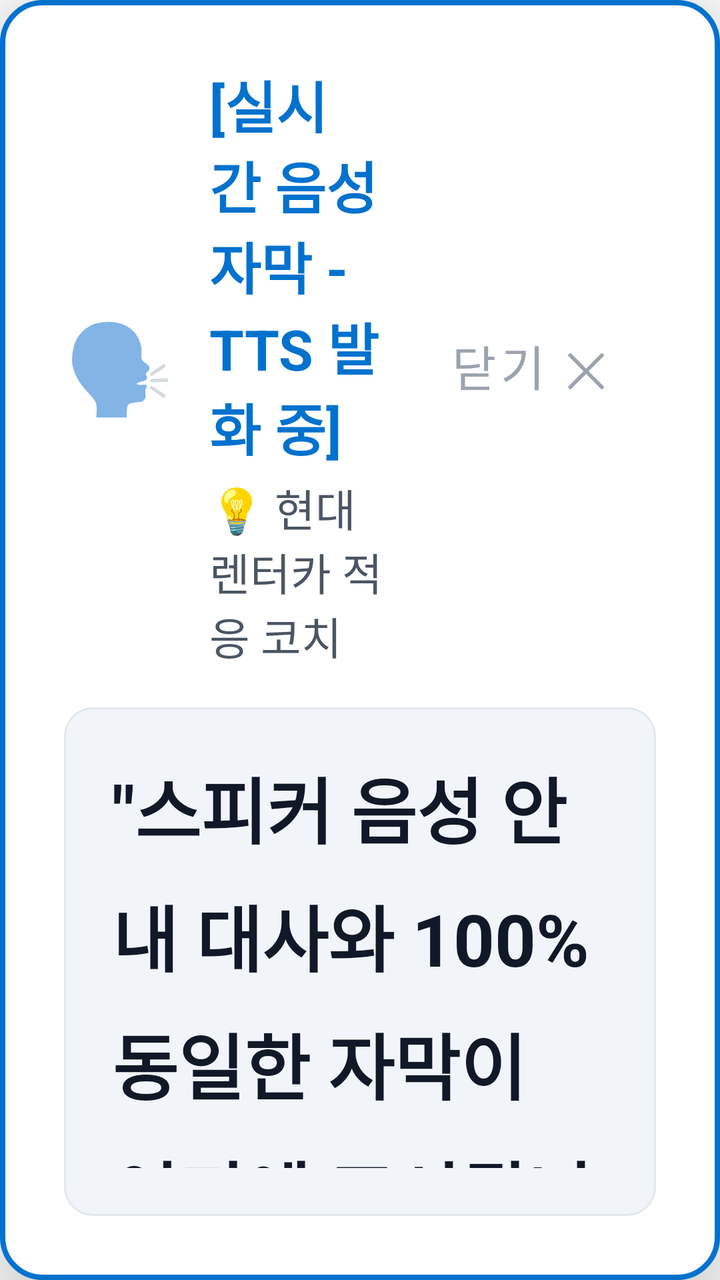
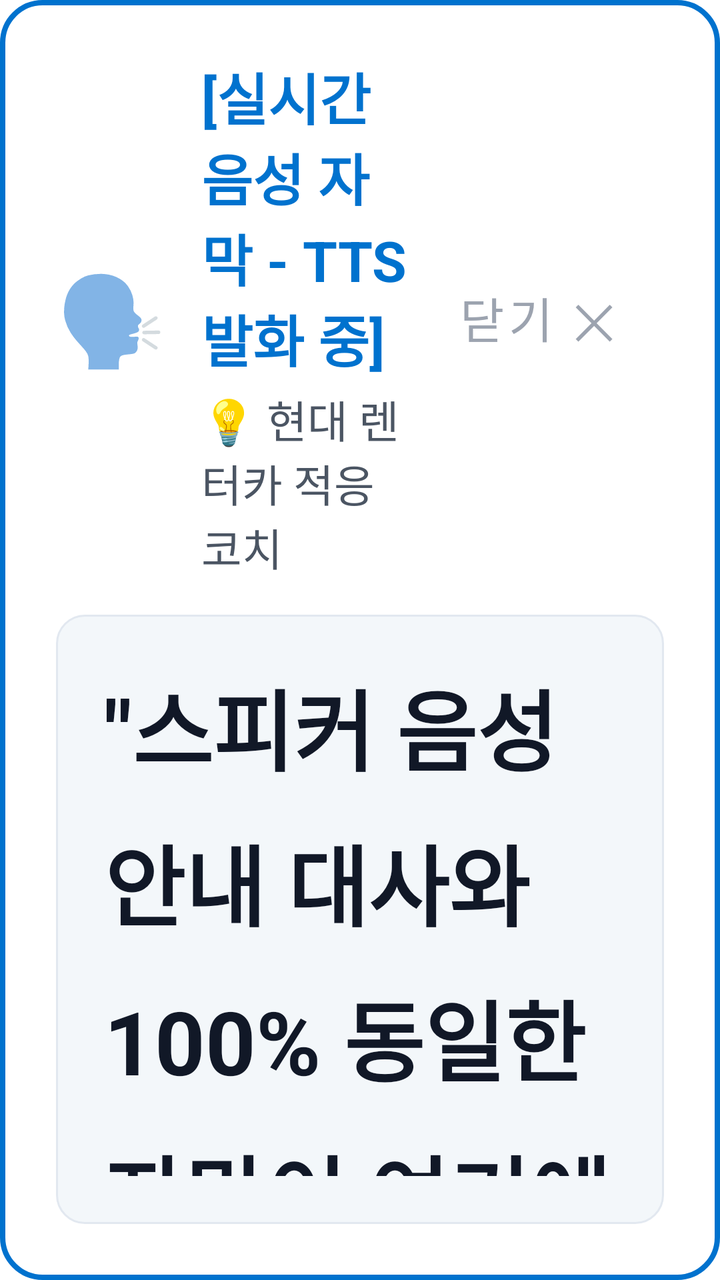

Screens rendered from an Android XML layout before and after an edit, with the pre-edit source and the edit as a unified diff.
<!-- AndroidManifest.xml: application theme Theme.RentalCarAdaptationCoach -->
<!-- res/layout/layout_floating_briefing_banner.xml -->
<?xml version="1.0" encoding="utf-8"?>
<LinearLayout xmlns:android="http://schemas.android.com/apk/res/android"
    android:id="@+id/cardBannerRoot"
    android:layout_width="1550dp"
    android:layout_height="wrap_content"
    android:layout_margin="16dp"
    android:background="@drawable/bg_floating_banner"
    android:elevation="30dp"
    android:orientation="vertical"
    android:padding="32dp">

    
    <LinearLayout
        android:layout_width="match_parent"
        android:layout_height="wrap_content"
        android:gravity="center_vertical"
        android:orientation="horizontal">

        <TextView
            android:id="@+id/tvBannerIcon"
            android:layout_width="wrap_content"
            android:layout_height="wrap_content"
            android:text="🗣️"
            android:textSize="44sp" />

        <LinearLayout
            android:layout_width="0dp"
            android:layout_height="wrap_content"
            android:layout_marginStart="18dp"
            android:layout_weight="1"
            android:orientation="vertical">

            <TextView
                android:id="@+id/tvBannerTitle"
                android:layout_width="wrap_content"
                android:layout_height="wrap_content"
                android:text="[실시간 음성 자막 - TTS 발화 중]"
                android:textColor="#0072CE"
                android:textSize="28sp"
                android:textStyle="bold" />

            <TextView
                android:id="@+id/tvBannerCategory"
                android:layout_width="wrap_content"
                android:layout_height="wrap_content"
                android:layout_marginTop="4dp"
                android:text="💡 현대 렌터카 적응 코치"
                android:textColor="@color/car_text_secondary"
                android:textSize="22sp" />
        </LinearLayout>

        
        <Button
            android:id="@+id/btnBannerClose"
            style="@style/Widget.MaterialComponents.Button.TextButton"
            android:layout_width="wrap_content"
            android:layout_height="64dp"
            android:paddingHorizontal="24dp"
            android:text="닫기 ✕"
            android:textColor="@color/car_text_dim"
            android:textSize="24sp" />
    </LinearLayout>

    
    <TextView
        android:id="@+id/tvBannerBody"
        android:layout_width="match_parent"
        android:layout_height="wrap_content"
        android:layout_marginTop="20dp"
        android:background="@drawable/bg_subtitle_box"
        android:lineSpacingExtra="12dp"
        android:padding="24dp"
        android:text="&quot;스피커 음성 안내 대사와 100% 동일한 자막이 여기에 표시됩니다.&quot;"
        android:textColor="#111827"
        android:textSize="36sp"
        android:textStyle="bold" />

    
    <TextView
        android:id="@+id/tvBannerSubtext"
        android:layout_width="match_parent"
        android:layout_height="wrap_content"
        android:layout_marginTop="16dp"
        android:text="🔊 차량 스피커로 출력되는 음성과 100% 동일한 실시간 자막입니다."
        android:textColor="@color/car_text_secondary"
        android:textSize="22sp" />

</LinearLayout>
<!-- resources referenced by this layout -->
<resources>
  <color name="car_text_dim">#9CA3AF</color>
  <color name="car_text_secondary">#4B5563</color>
  <!-- drawable bg_floating_banner (drawable) -->
  <?xml version="1.0" encoding="utf-8"?>
  <shape xmlns:android="http://schemas.android.com/apk/res/android"
      android:shape="rectangle">
      <solid android:color="#FFFFFF" />
      <corners android:radius="20dp" />
      <stroke
          android:width="2.5dp"
          android:color="#0072CE" />
  </shape>
  <!-- drawable bg_subtitle_box (drawable) -->
  <?xml version="1.0" encoding="utf-8"?>
  <shape xmlns:android="http://schemas.android.com/apk/res/android"
      android:shape="rectangle">
      <solid android:color="#F1F5F9" />
      <corners android:radius="14dp" />
      <stroke
          android:width="1dp"
          android:color="#E2E8F0" />
  </shape>
  <style name="Theme.RentalCarAdaptationCoach" parent="Theme.MaterialComponents.Light.NoActionBar">
          <item name="colorPrimary">@color/hyundai_accent</item>
          <item name="colorPrimaryVariant">@color/hyundai_blue</item>
          <item name="colorOnPrimary">#FFFFFF</item>
          <item name="android:windowBackground">@color/car_bg_light</item>
          <item name="android:textColorPrimary">@color/car_text_primary</item>
          <item name="android:textColorSecondary">@color/car_text_secondary</item>
      </style>
  <color name="hyundai_accent">#0072CE</color>
  <color name="hyundai_blue">#002C5F</color>
  <color name="car_bg_light">#FFFFFF</color>
  <color name="car_text_primary">#111827</color>
</resources>

<!-- the commit's change to res/layout/layout_floating_briefing_banner.xml (unified diff, before → after) -->
@@ -1,13 +1,12 @@
 <?xml version="1.0" encoding="utf-8"?>
 <LinearLayout xmlns:android="http://schemas.android.com/apk/res/android"
     android:id="@+id/cardBannerRoot"
-    android:layout_width="1550dp"
+    android:layout_width="860dp"
     android:layout_height="wrap_content"
-    android:layout_margin="16dp"
     android:background="@drawable/bg_floating_banner"
     android:elevation="30dp"
     android:orientation="vertical"
-    android:padding="32dp">
+    android:padding="28dp">
 
     
     <LinearLayout
@@ -66,13 +65,13 @@
         android:id="@+id/tvBannerBody"
         android:layout_width="match_parent"
         android:layout_height="wrap_content"
-        android:layout_marginTop="20dp"
+        android:layout_marginTop="18dp"
         android:background="@drawable/bg_subtitle_box"
-        android:lineSpacingExtra="12dp"
+        android:lineSpacingExtra="14dp"
         android:padding="24dp"
         android:text="&quot;스피커 음성 안내 대사와 100% 동일한 자막이 여기에 표시됩니다.&quot;"
         android:textColor="#111827"
-        android:textSize="36sp"
+        android:textSize="44sp"
         android:textStyle="bold" />
 
     
<!-- resource entries referenced after the edit -->
@@ -6,7 +6,7 @@
   <?xml version="1.0" encoding="utf-8"?>
   <shape xmlns:android="http://schemas.android.com/apk/res/android"
       android:shape="rectangle">
-      <solid android:color="#FFFFFF" />
+      <solid android:color="#D9FFFFFF" />
       <corners android:radius="20dp" />
       <stroke
           android:width="2.5dp"
@@ -16,7 +16,7 @@
   <?xml version="1.0" encoding="utf-8"?>
   <shape xmlns:android="http://schemas.android.com/apk/res/android"
       android:shape="rectangle">
-      <solid android:color="#F1F5F9" />
+      <solid android:color="#CCF1F5F9" />
       <corners android:radius="14dp" />
       <stroke
           android:width="1dp"
